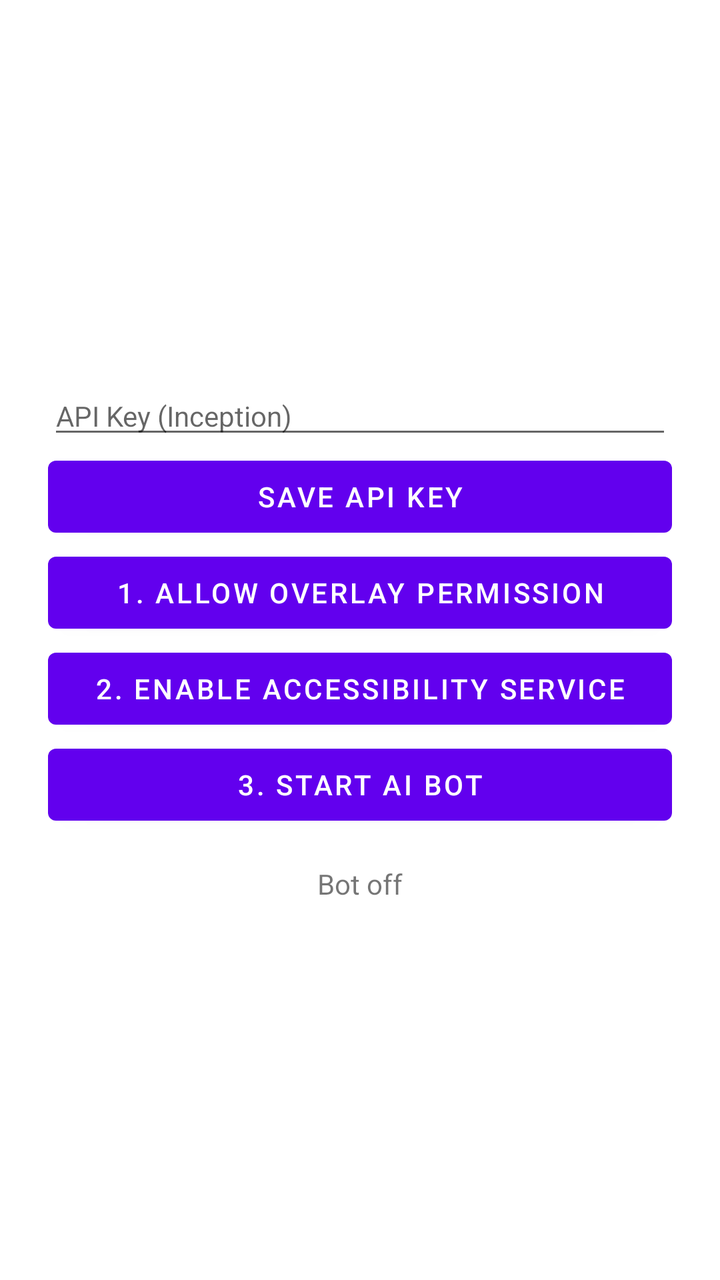
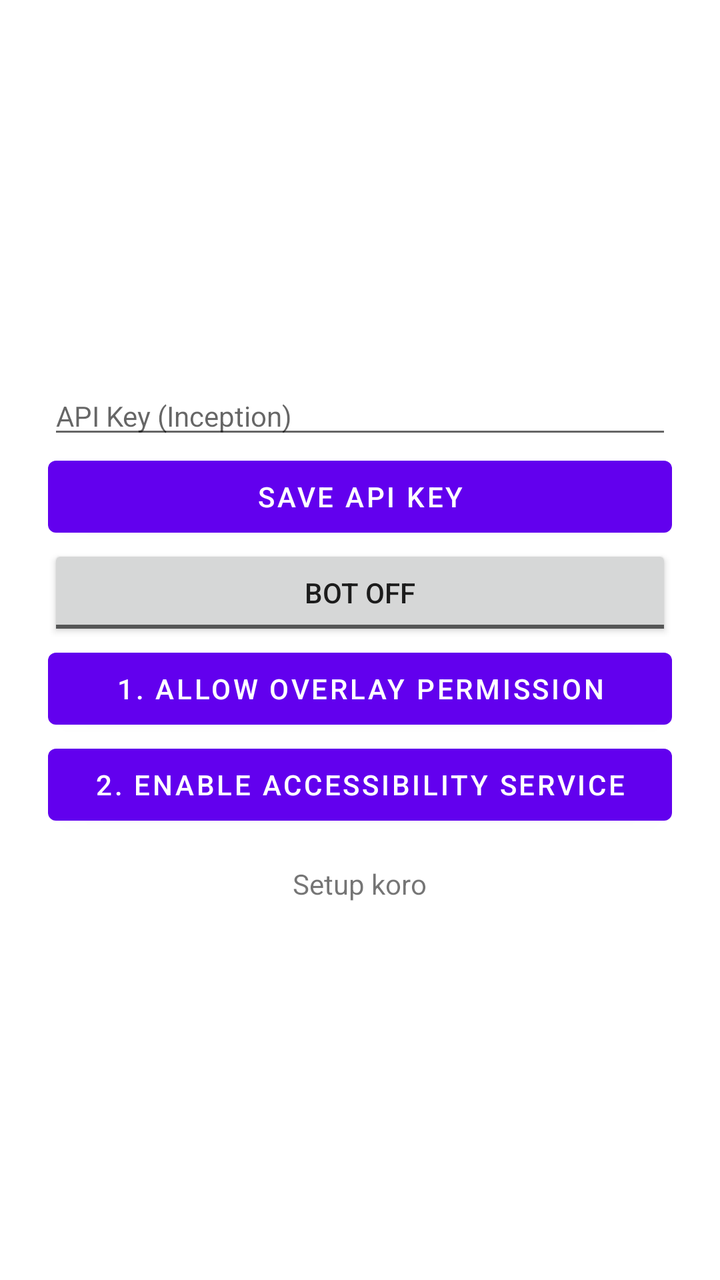

Screens rendered from an Android XML layout before and after an edit, with the pre-edit source and the edit as a unified diff.
<!-- AndroidManifest.xml: fallback theme Theme.MaterialComponents.DayNight.NoActionBar -->
<!-- res/layout/activity_main.xml -->
<?xml version="1.0" encoding="utf-8"?>
<LinearLayout xmlns:android="http://schemas.android.com/apk/res/android"
    android:layout_width="match_parent"
    android:layout_height="match_parent"
    android:orientation="vertical"
    android:gravity="center"
    android:padding="24dp">

    <EditText
        android:id="@+id/apiKeyInput"
        android:layout_width="match_parent"
        android:layout_height="wrap_content"
        android:hint="API Key (Inception)"
        android:textSize="14sp"/>

    <Button
        android:id="@+id/btnSave"
        android:layout_width="match_parent"
        android:layout_height="wrap_content"
        android:text="Save API Key"/>

    <Button
        android:id="@+id/btnOverlay"
        android:layout_width="match_parent"
        android:layout_height="wrap_content"
        android:text="1. Allow Overlay Permission"/>

    <Button
        android:id="@+id/btnAccessibility"
        android:layout_width="match_parent"
        android:layout_height="wrap_content"
        android:text="2. Enable Accessibility Service"/>

    <Button
        android:id="@+id/btnStart"
        android:layout_width="match_parent"
        android:layout_height="wrap_content"
        android:text="3. START AI BOT"/>

    <TextView
        android:id="@+id/statusText"
        android:layout_width="wrap_content"
        android:layout_height="wrap_content"
        android:layout_marginTop="16dp"
        android:text="Bot off"/>
</LinearLayout>
<!-- resources referenced by this layout -->
<resources>

</resources>

<!-- the commit's change to res/layout/activity_main.xml (unified diff, before → after) -->
@@ -19,6 +19,13 @@
         android:layout_height="wrap_content"
         android:text="Save API Key"/>
 
+    <ToggleButton
+        android:id="@+id/botToggle"
+        android:layout_width="match_parent"
+        android:layout_height="wrap_content"
+        android:textOn="BOT ON"
+        android:textOff="BOT OFF"/>
+
     <Button
         android:id="@+id/btnOverlay"
         android:layout_width="match_parent"
@@ -31,16 +38,10 @@
         android:layout_height="wrap_content"
         android:text="2. Enable Accessibility Service"/>
 
-    <Button
-        android:id="@+id/btnStart"
-        android:layout_width="match_parent"
-        android:layout_height="wrap_content"
-        android:text="3. START AI BOT"/>
-
     <TextView
         android:id="@+id/statusText"
         android:layout_width="wrap_content"
         android:layout_height="wrap_content"
         android:layout_marginTop="16dp"
-        android:text="Bot off"/>
+        android:text="Setup koro"/>
 </LinearLayout>
